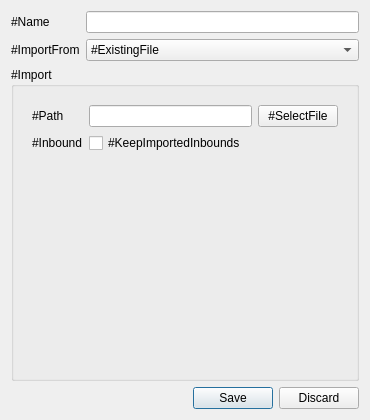
Above: src/w_ImportConfig.ui from darsvador/qvssr before the change. Below: the same form after it.
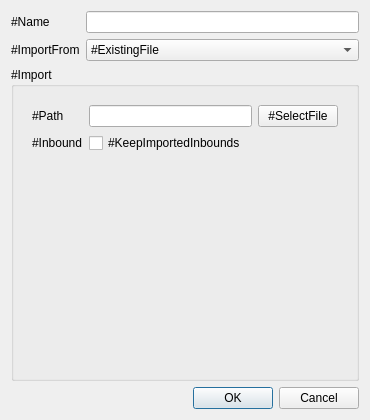
That is the form after the change. The open tabs and pages were chosen to show the change.

```diff
--- a/src/w_ImportConfig.ui
+++ b/src/w_ImportConfig.ui
@@ -188,7 +188,7 @@
       <enum>Qt::Horizontal</enum>
      </property>
      <property name="standardButtons">
-      <set>QDialogButtonBox::Discard|QDialogButtonBox::Save</set>
+      <set>QDialogButtonBox::Cancel|QDialogButtonBox::Ok</set>
      </property>
     </widget>
    </item>
```
Left out of the diff: 7 changed lines with no effect on the pictures.
